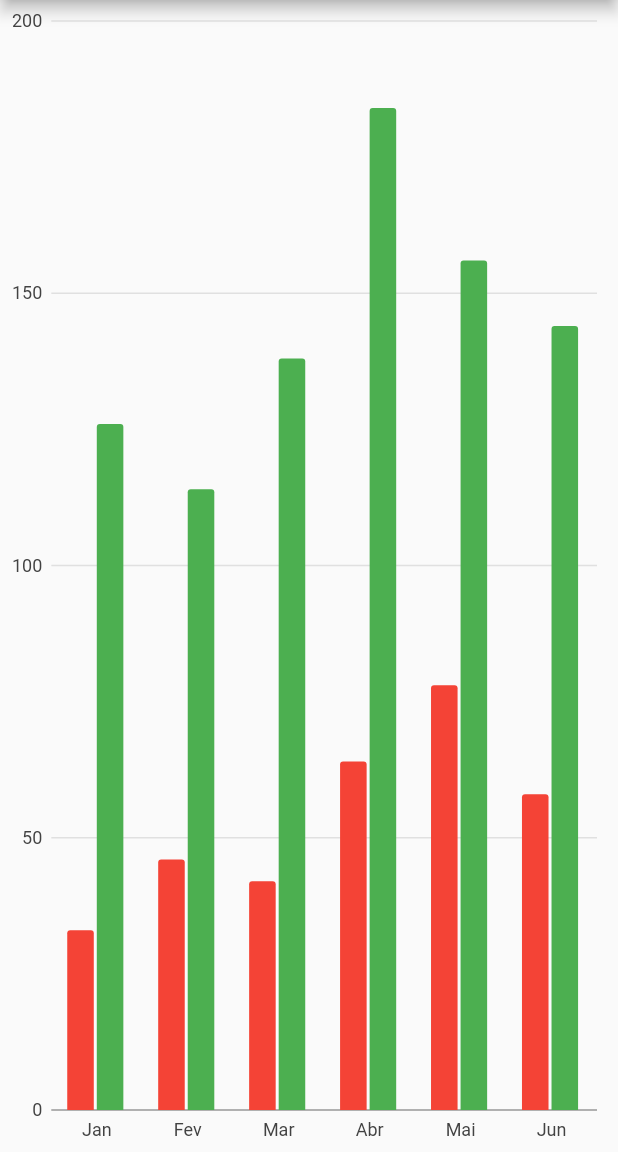
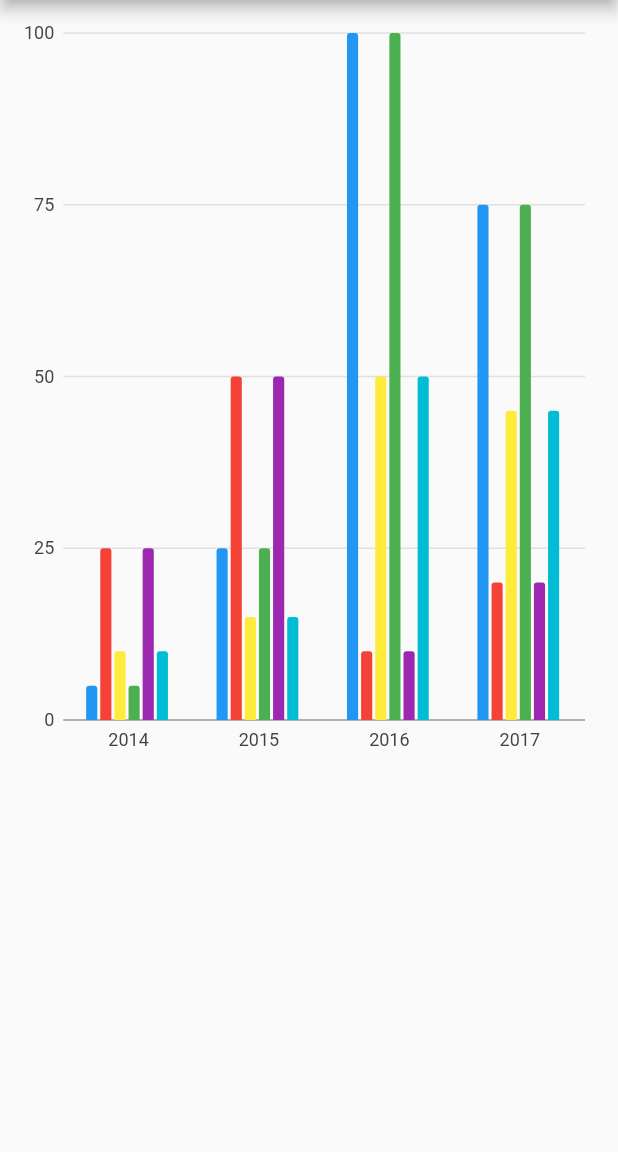
Before and after one commit to GleidsonRamos/memora_sefaz, a Flutter app: the screen it shows after launch, after a tap on "Entrar", on a phone screen of 412 x 824 dp, the part 84-1236 px from its top. Run offline on Flutter 3.47's test engine with Material 2 defaults, Android fonts, the phone set to English and light mode, and no system bars; our stand-ins replace charts_flutter; missing offline and left inert: mask_shifter.

```diff
--- /dev/null
+++ b/lib/pages/bar_chart.dart
@@ -0,0 +1,220 @@
+/// Bar chart example
+import 'package:flutter/material.dart';
+import 'package:charts_flutter/flutter.dart';
+import 'dart:math';
+import 'package:charts_flutter/src/text_element.dart';
+import 'package:charts_flutter/src/text_style.dart' as style;
+
+class GroupedBarTargetLineChart extends StatelessWidget {
+  final List<Series> seriesList;
+  final bool animate;
+
+  GroupedBarTargetLineChart(this.seriesList, {this.animate});
+
+  factory GroupedBarTargetLineChart.withSampleData() {
+    return new GroupedBarTargetLineChart(
+      _createSampleData(),
+      // Disable animations for image tests.
+      animate: false,
+    );
+  }
+
+  @override
+  Widget build(BuildContext context) {
+    List<List<OrdinalSales>> list = new List<List<OrdinalSales>>();
+    list.add(desktopSalesData);
+    list.add(tableSalesData);
+    list.add(mobileSalesData);
+
+    SingletonBarGrouped.instance.setTotal(list);
+
+    return new BarChart(seriesList,
+        animate: animate,
+        barGroupingType: BarGroupingType.grouped,
+        customSeriesRenderers: [
+          new BarTargetLineRendererConfig<String>(
+              // ID used to link series to this renderer.
+              customRendererId: 'customTargetLine',
+              symbolRenderer: CustomCircleSymbolRendererInativos(list: list),
+
+              groupingType: BarGroupingType.grouped)
+        ]);
+  }
+
+  static List<OrdinalSales> desktopSalesData = [
+    new OrdinalSales('2014', 5),
+    new OrdinalSales('2015', 25),
+    new OrdinalSales('2016', 100),
+    new OrdinalSales('2017', 75),
+  ];
+
+  static List<OrdinalSales> tableSalesData = [
+    new OrdinalSales('2014', 25),
+    new OrdinalSales('2015', 50),
+    new OrdinalSales('2016', 10),
+    new OrdinalSales('2017', 20),
+  ];
+
+  static List<OrdinalSales> mobileSalesData = [
+    new OrdinalSales('2014', 10),
+    new OrdinalSales('2015', 15),
+    new OrdinalSales('2016', 50),
+    new OrdinalSales('2017', 45),
+  ];
+
+  /// Create series list with multiple series
+  static List<Series<OrdinalSales, String>> _createSampleData() {
+    return [
+      new Series<OrdinalSales, String>(
+        id: 'Desktop',
+        domainFn: (OrdinalSales sales, _) => sales.year,
+        measureFn: (OrdinalSales sales, _) => sales.sales,
+        data: desktopSalesData,
+      ),
+      new Series<OrdinalSales, String>(
+        id: 'Tablet',
+        domainFn: (OrdinalSales sales, _) => sales.year,
+        measureFn: (OrdinalSales sales, _) => sales.sales,
+        data: tableSalesData,
+      ),
+      new Series<OrdinalSales, String>(
+        id: 'Mobile',
+        domainFn: (OrdinalSales sales, _) => sales.year,
+        measureFn: (OrdinalSales sales, _) => sales.sales,
+        data: mobileSalesData,
+      ),
+      new Series<OrdinalSales, String>(
+        id: 'Desktop Target Line',
+        domainFn: (OrdinalSales sales, _) => sales.year,
+        measureFn: (OrdinalSales sales, _) => sales.sales,
+        data: desktopSalesData,
+      )
+        // Configure our custom bar target renderer for this series.
+        ..setAttribute(rendererIdKey, 'customTargetLine'),
+      new Series<OrdinalSales, String>(
+        id: 'Tablet Target Line',
+        domainFn: (OrdinalSales sales, _) => sales.year,
+        measureFn: (OrdinalSales sales, _) => sales.sales,
+        data: tableSalesData,
+      )
+        // Configure our custom bar target renderer for this series.
+        ..setAttribute(rendererIdKey, 'customTargetLine'),
+      new Series<OrdinalSales, String>(
+        id: 'Mobile Target Line',
+        domainFn: (OrdinalSales sales, _) => sales.year,
+        measureFn: (OrdinalSales sales, _) => sales.sales,
+        data: mobileSalesData,
+      )
+        // Configure our custom bar target renderer for this series.
+        ..setAttribute(rendererIdKey, 'customTargetLine'),
+    ];
+  }
+}
+
+class CustomCircleSymbolRendererInativos extends CircleSymbolRenderer {
+  List<List<OrdinalSales>> list;
+  CustomCircleSymbolRendererInativos({this.list});
+
+  @override
+  void paint(ChartCanvas canvas, Rectangle<num> bounds,
+      {List<int> dashPattern,
+      Color fillColor,
+      Color strokeColor,
+      double strokeWidthPx}) {
+/*
+    super.paint(canvas, bounds,
+        dashPattern: dashPattern,
+        fillColor: fillColor,
+        strokeColor: strokeColor,
+        strokeWidthPx: strokeWidthPx);
+
+    canvas.drawRect(
+        Rectangle(bounds.left - 5, bounds.top - 30, bounds.width + 10,
+            bounds.height + 10),
+        fill: Color.white);
+
+    */
+    var textStyle = style.TextStyle();
+    textStyle.color = Color.black;
+    textStyle.fontSize = 15;
+    List<OrdinalSales> lista = this.list[SingletonBarGrouped.instance._iteratorList];
+    String text = lista[SingletonBarGrouped.instance._iterator].sales.toString();
+    canvas.drawText(
+        TextElement(text,style: textStyle),
+        (bounds.left).round(),
+        (bounds.top - 28).round());
+    SingletonBarGrouped.instance.upIterator();
+  }
+}
+
+class SingletonBarGrouped {
+  //Singleton
+  SingletonBarGrouped._() {}
+  static SingletonBarGrouped _instance = new SingletonBarGrouped._();
+  static SingletonBarGrouped get instance => _instance;
+
+  //Atributos
+  int _total = 0;
+  int _totalList = 0;
+  int _iterator = 0;
+  int _iteratorList = 0;
+
+  //Get
+  int get total => _total;
+  int get iterator => _iterator;
+  int get iteratorList => _iteratorList;
+  int get totalList => _totalList;
+
+  void setTotal(List<List<dynamic>> list) {
+    this._total = list[0].length;
+    this._totalList = list.length;
+    this._iterator = 0;
+    this._iteratorList = 0;
+  }
+
+  void upIterator() {
+
+    bool upList = false;
+    if (this._iterator < this._total - 1) {
+      this._iterator++;
+    }
+    else{
+      upList = true;
+      this._iterator = 0;
+    }
+    if(upList){
+      if(this._iteratorList < this._totalList - 1){
+        this._iteratorList++;
+      }
+      else{
+        this._iteratorList = 0;
+      }
+    }
+
+
+//
+//      if (this._iteratorList < this._totalList) {
+//      if (this._iterator < this._total - 1) {
+//        this._iterator++;
+//      } else {
+//        this._iteratorList++;
+//        this._iterator = 0;
+//        if(!(this._iteratorList < this._totalList)){
+//          this._iteratorList = 0;
+//          this._iterator = 0;
+//        }
+//      }
+//    } else {
+//      this._iteratorList = 0;
+//      this._iterator = 0;
+//    }
+  }
+}
+
+/// Sample ordinal data type.
+class OrdinalSales {
+  final String year;
+  final int sales;
+
+  OrdinalSales(this.year, this.sales);
+}
--- a/lib/pages/home.dart
+++ b/lib/pages/home.dart
@@ -2,6 +2,7 @@ import 'package:flutter/material.dart';
 import 'package:provider/provider.dart';
 import 'package:sefaz_exemplo/bloc/BlocCertidaoNegativa.dart';
 import 'package:sefaz_exemplo/components/drawer/drawer.dart';
+import 'package:sefaz_exemplo/pages/bar_chart.dart';
 import 'package:sefaz_exemplo/pages/certidao_negativa.dart';
 import 'package:sefaz_exemplo/pages/grafico_despesas_com_folha.dart';
 import 'package:charts_flutter/flutter.dart' as charts;
@@ -24,8 +25,12 @@ class _HomePageState extends State<HomePage> {
           backgroundColor: Theme.of(context).primaryColor,
         ),
         drawer: CustomDrawer(),
-        body: Container(
-          child: GraficoDespesasComFolha(_createSampleData()),
+        body: Padding(
+          padding: const EdgeInsets.all(8.0),
+          child: Container(
+            height: 500,
+            child: GroupedBarTargetLineChart.withSampleData(),
+          ),
         )
         );
   }
@@ -40,7 +45,7 @@ class _HomePageState extends State<HomePage> {
               child: CertidaoPage(),
             )));
   }
-
+/*
   static List<charts.Series<OrdinalSales, String>> _createSampleData() {
 
     final inativos = [
@@ -82,4 +87,5 @@ class _HomePageState extends State<HomePage> {
         ..setAttribute(charts.rendererIdKey, 'ativos'),
     ];
   }
+  */
 }
```
